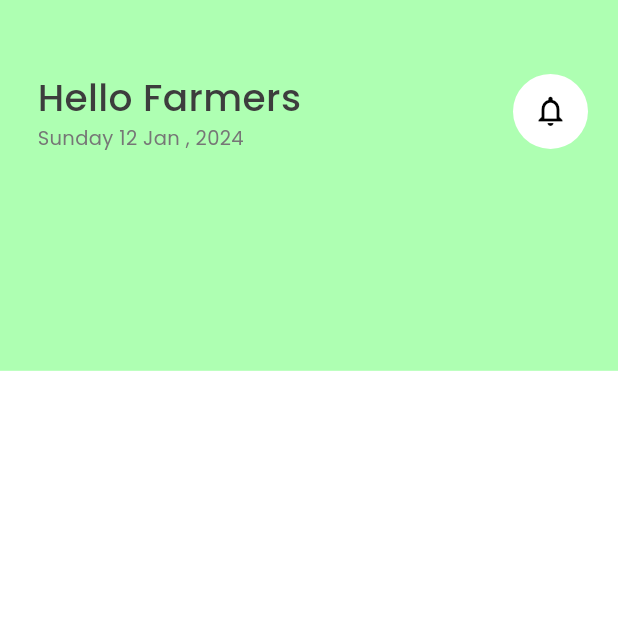
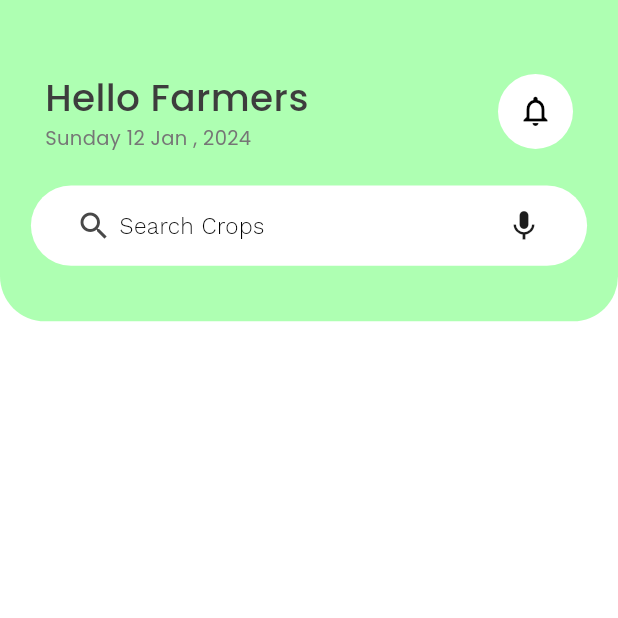
Before and after one commit to voiiddxx/Farmer-App-Flutter, a Flutter app: the HomeScreen screen opened by its route, on a phone screen of 412 x 824 dp, the top half of it. Run offline on Flutter 3.47's test engine with Material 3 defaults, Android fonts, the phone set to English and light mode, and no system bars; our stand-ins replace google_fonts; network calls fail.

Commit message:
Search: Added Search box in header || Completed: completed header of home page

```diff
--- a/lib/view/home/home_screen.dart
+++ b/lib/view/home/home_screen.dart
@@ -21,17 +21,21 @@ class _HomeScreenState extends State<HomeScreen> {
       child: Column(
         children: [
           Container(
-            height: h * 0.3,
+            height: h * 0.26,
             width: double.infinity,
-            color: const Color.fromARGB(255, 174, 255, 178),
+            decoration: const BoxDecoration(
+                color: Color.fromARGB(255, 174, 255, 178),
+                borderRadius: BorderRadius.only(
+                    bottomLeft: Radius.circular(30),
+                    bottomRight: Radius.circular(30))),
             child: Column(
               children: [
-                Container(
+                SizedBox(
                   height: h * 0.15,
                   width: double.infinity,
                   child: Padding(
                     padding:
-                        const EdgeInsets.only(left: 25, right: 20, top: 25),
+                        const EdgeInsets.only(left: 30, right: 30, top: 25),
                     child: Row(
                       mainAxisAlignment: MainAxisAlignment.spaceBetween,
                       children: [
@@ -72,6 +76,44 @@ class _HomeScreenState extends State<HomeScreen> {
                     ),
                   ),
                 ),
+                Container(
+                  height: h * 0.065,
+                  width: w * 0.9,
+                  decoration: BoxDecoration(
+                      color: Colors.white,
+                      borderRadius: BorderRadius.circular(50)),
+                  child: Padding(
+                    padding: const EdgeInsets.symmetric(horizontal: 30),
+                    child: Row(
+                      mainAxisAlignment: MainAxisAlignment.spaceBetween,
+                      crossAxisAlignment: CrossAxisAlignment.center,
+                      children: [
+                        Row(
+                          children: [
+                            const Icon(
+                              Icons.search,
+                              color: Color.fromARGB(255, 72, 72, 72),
+                            ),
+                            const SizedBox(
+                              width: 5,
+                            ),
+                            Text(
+                              "Search Crops",
+                              style: GoogleFonts.workSans(
+                                  color: Colors.black,
+                                  fontWeight: FontWeight.w300,
+                                  fontSize: 15),
+                            ),
+                          ],
+                        ),
+                        const Icon(
+                          Icons.mic,
+                          color: Color.fromARGB(255, 29, 29, 29),
+                        )
+                      ],
+                    ),
+                  ),
+                )
               ],
             ),
           )
```
